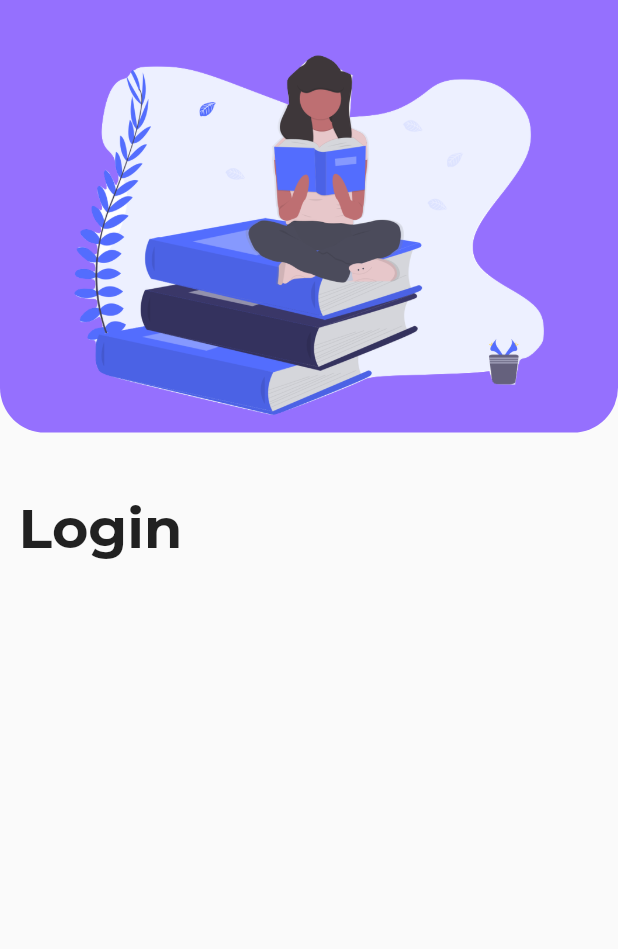
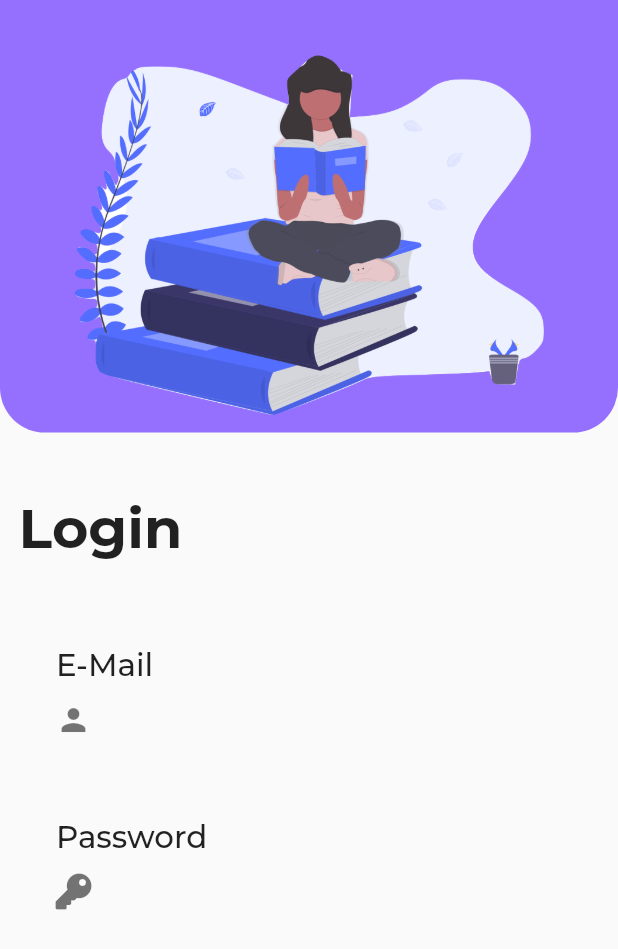
Before and after one commit to BrunoJurkovic/akademik, a Flutter app: the screen it shows after launch, on a phone screen of 412 x 824 dp. Shown: the top 949 px of the screen. Run offline on Flutter 3.47's test engine with Material 2 defaults, Android fonts, the phone set to English and light mode, and no system bars; drawn by our look-alikes of flutter_form_builder; our stand-ins replace auto_route, cloud_firestore, firebase_auth, firebase_core, font_awesome_flutter, google_fonts; accounts and stored records are empty.

Commit message:
Finished login forms

```diff
--- a/lib/screens/login/login.dart
+++ b/lib/screens/login/login.dart
@@ -1,4 +1,6 @@
 import 'package:flutter/material.dart';
+import 'package:flutter_form_builder/flutter_form_builder.dart';
+import 'package:font_awesome_flutter/font_awesome_flutter.dart';
 import 'package:google_fonts/google_fonts.dart';
 
 class AuthScreen extends StatefulWidget {
@@ -11,6 +13,7 @@ class _AuthScreenState extends State<AuthScreen> {
   Widget build(BuildContext context) {
     final width = MediaQuery.of(context).size.width;
     final height = MediaQuery.of(context).size.height;
+    final _formKey = GlobalKey<FormBuilderState>();
     return Scaffold(
       body: Column(
         // mainAxisAlignment: MainAxisAlignment.space,
@@ -45,6 +48,101 @@ class _AuthScreenState extends State<AuthScreen> {
                   fontSize: height * 0.045),
             ),
           ),
+          FormBuilder(
+            key: _formKey,
+            child: Container(
+              width: width * 0.85,
+              padding: EdgeInsets.fromLTRB(25, 15, 0, 15),
+              child: Column(
+                crossAxisAlignment: CrossAxisAlignment.start,
+                children: [
+                  Padding(
+                    padding:
+                        EdgeInsets.fromLTRB(width * 0.03, width * 0.10, 0, 0),
+                    child: Text(
+                      'E-Mail',
+                      textAlign: TextAlign.left,
+                      style: GoogleFonts.montserrat(
+                        color: Colors.black87,
+                        fontWeight: FontWeight.w500,
+                        fontSize: height * 0.025,
+                      ),
+                    ),
+                  ),
+                  FormBuilderTextField(
+                    attribute: 'email',
+                    autocorrect: false,
+                    maxLines: 1,
+                    autofocus: true,
+                    style: GoogleFonts.montserrat(
+                      color: Colors.black,
+                      fontWeight: FontWeight.w500,
+                      fontSize: height * 0.02,
+                    ),
+                    onChanged: (_) {},
+                    decoration: InputDecoration(
+                      border: InputBorder.none,
+                      labelStyle: GoogleFonts.montserrat(
+                        color: Colors.black,
+                        fontWeight: FontWeight.w500,
+                        fontSize: height * 0.02,
+                      ),
+                      prefixIcon: Icon(
+                        Icons.person,
+                        color: Colors.black54,
+                      ),
+                    ),
+                    validators: [
+                      FormBuilderValidators.email(
+                          errorText: 'Please enter a valid e-mail address.'),
+                    ],
+                  ),
+                  Padding(
+                    padding:
+                        EdgeInsets.fromLTRB(width * 0.03, width * 0.10, 0, 0),
+                    child: Text(
+                      'Password',
+                      textAlign: TextAlign.left,
+                      style: GoogleFonts.montserrat(
+                        color: Colors.black87,
+                        fontWeight: FontWeight.w500,
+                        fontSize: height * 0.025,
+                      ),
+                    ),
+                  ),
+                  FormBuilderTextField(
+                    attribute: 'password',
+                    autocorrect: false,
+                    maxLines: 1,
+                    obscureText: true,
+                    style: GoogleFonts.montserrat(
+                      color: Colors.black,
+                      fontWeight: FontWeight.w500,
+                      fontSize: height * 0.02,
+                    ),
+                    autofocus: true,
+                    onChanged: (_) {},
+                    decoration: InputDecoration(
+                      border: InputBorder.none,
+                      labelStyle: GoogleFonts.montserrat(
+                        color: Colors.black,
+                        fontWeight: FontWeight.w500,
+                        fontSize: height * 0.02,
+                      ),
+                      prefixIcon: Icon(
+                        FontAwesomeIcons.key,
+                        color: Colors.black54,
+                      ),
+                    ),
+                    validators: [
+                      FormBuilderValidators.required(
+                          errorText: 'Password must not be empty.'),
+                    ],
+                  ),
+                ],
+              ),
+            ),
+          ),
         ],
       ),
     );
--- a/pubspec.yaml
+++ b/pubspec.yaml
@@ -20,6 +20,7 @@ dependencies:
   auto_route: ^0.6.9
   google_fonts: ^1.1.1
   cupertino_icons: ^1.0.1
+  font_awesome_flutter: ^8.11.0
 
 dev_dependencies:
   auto_route_generator:
```
Also changed, not shown: pubspec.lock.
